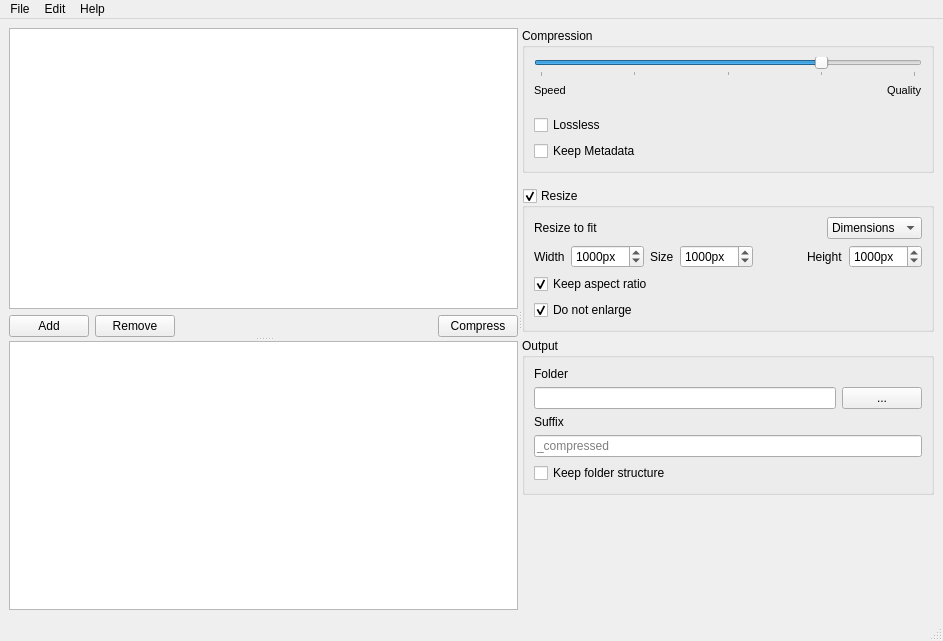
Before: the Qt Designer form views/MainWindow.ui in Lymphatus/caesium-image-compressor, drawn with Qt 5.
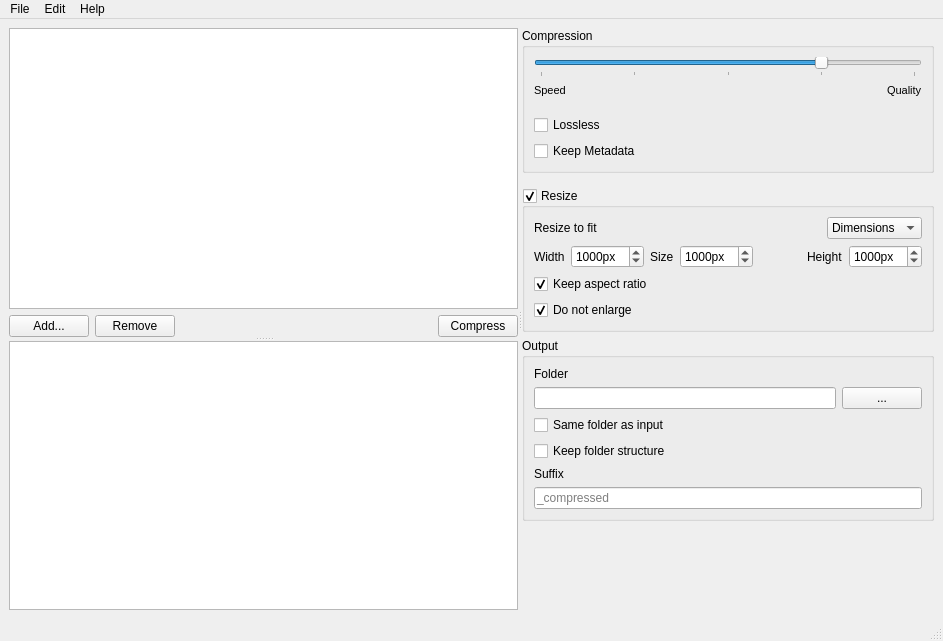
After: the same form once the commit is applied. Custom widgets are drawn as their Qt base class.

Commit message:
Same folder + compressed diff
Also removed CMake

```diff
--- a/views/MainWindow.ui
+++ b/views/MainWindow.ui
@@ -71,7 +71,7 @@
            <item>
             <widget class="QPushButton" name="addFiles_Button">
              <property name="text">
-              <string>Add</string>
+              <string>Add...</string>
              </property>
             </widget>
            </item>
@@ -498,6 +498,23 @@
              </item>
             </layout>
            </item>
+           <item>
+            <widget class="QCheckBox" name="sameOutputFolderAsInput_CheckBox">
+             <property name="text">
+              <string>Same folder as input</string>
+             </property>
+            </widget>
+           </item>
+           <item>
+            <widget class="QCheckBox" name="keepStructure_Checkbox">
+             <property name="enabled">
+              <bool>true</bool>
+             </property>
+             <property name="text">
+              <string>Keep folder structure</string>
+             </property>
+            </widget>
+           </item>
            <item>
             <widget class="QLabel" name="outputSuffix_Label">
              <property name="text">
@@ -518,16 +535,6 @@
              </property>
             </widget>
            </item>
-           <item>
-            <widget class="QCheckBox" name="keepStructure_Checkbox">
-             <property name="enabled">
-              <bool>true</bool>
-             </property>
-             <property name="text">
-              <string>Keep folder structure</string>
-             </property>
-            </widget>
-           </item>
           </layout>
          </widget>
         </item>
```
Left out of the diff: 68 changed lines with no effect on the pictures. The commit also changes 6 other files.
